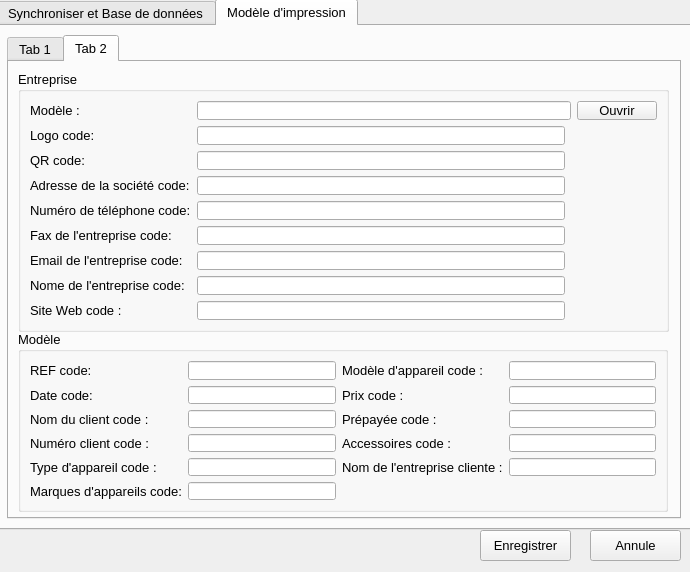
The window that UI/settings.ui (anwer25/Repair-box) describes before a commit, drawn with Qt 5.
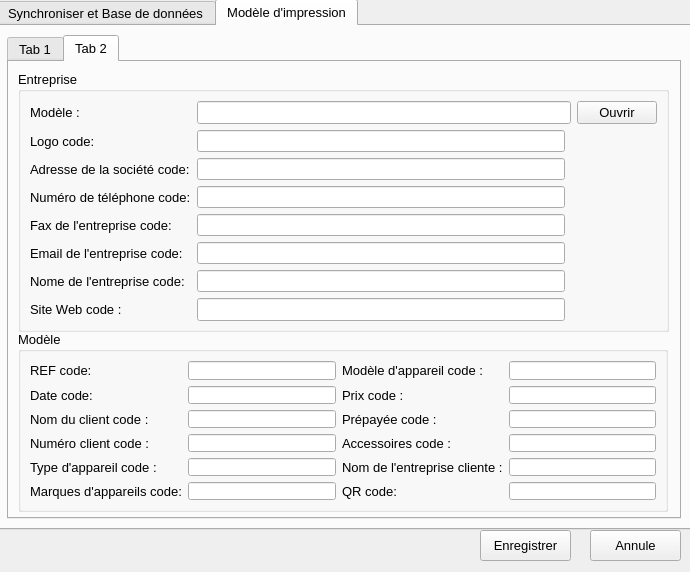
The same window after the commit. The open tabs and pages were chosen to show the change. Icons and pictures are not drawn.

The edit to the form file:
```diff
--- a/UI/settings.ui
+++ b/UI/settings.ui
@@ -594,13 +594,6 @@
             </property>
            </widget>
           </item>
-          <item row="2" column="1">
-           <widget class="QLabel" name="label_20">
-            <property name="text">
-             <string>QR code: </string>
-            </property>
-           </widget>
-          </item>
           <item row="6" column="3">
            <widget class="QLineEdit" name="companyEmail_2"/>
           </item>
@@ -626,10 +619,7 @@
            </widget>
           </item>
           <item row="4" column="3">
-           <widget class="QLineEdit" name="phoneNumber_2"/>
-          </item>
-          <item row="2" column="3">
-           <widget class="QLineEdit" name="companyName_2"/>
+           <widget class="QLineEdit" name="companyPhoneNumberCode"/>
           </item>
           <item row="3" column="1">
            <widget class="QLabel" name="label_22">
@@ -791,7 +781,17 @@
            </widget>
           </item>
           <item row="5" column="1">
-           <widget class="QLineEdit" name="savePlace_8"/>
+           <widget class="QLineEdit" name="deviceBrandCode"/>
+          </item>
+          <item row="5" column="3">
+           <widget class="QLineEdit" name="QRCode"/>
+          </item>
+          <item row="5" column="2">
+           <widget class="QLabel" name="label_20">
+            <property name="text">
+             <string>QR code: </string>
+            </property>
+           </widget>
           </item>
          </layout>
         </widget>
```
Left out of the diff: 32 changed lines with no effect on the pictures.
